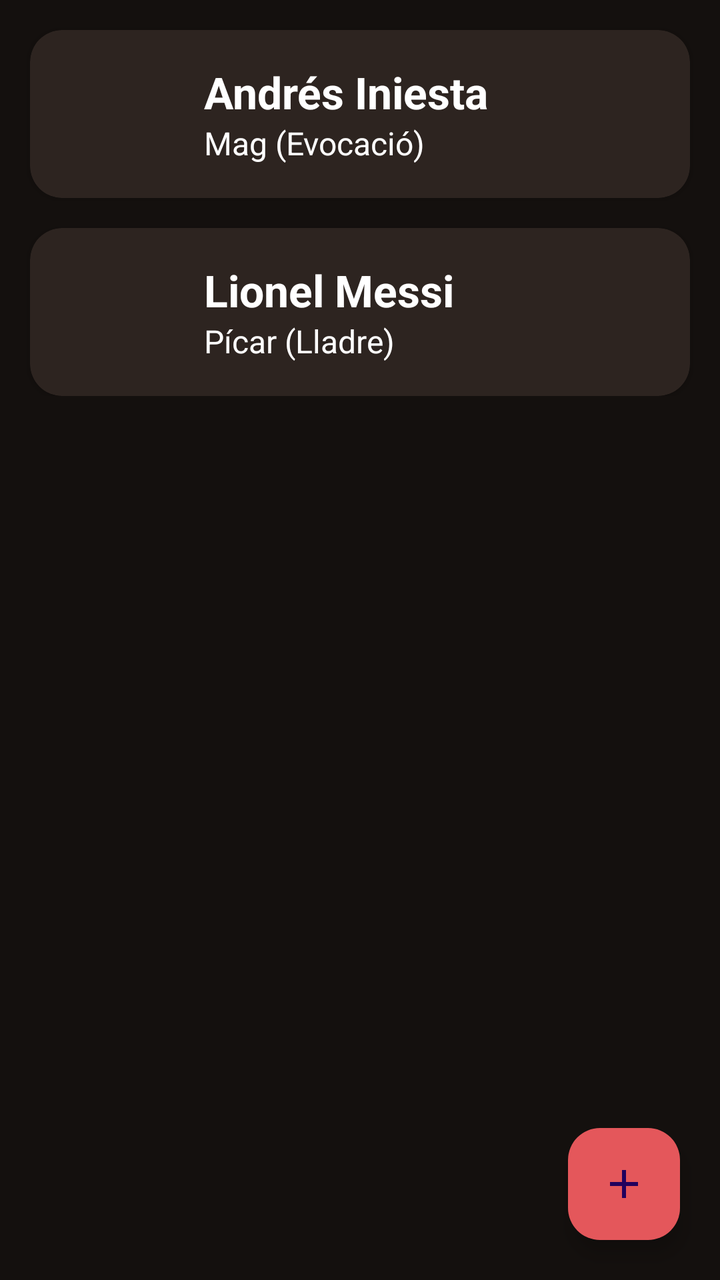
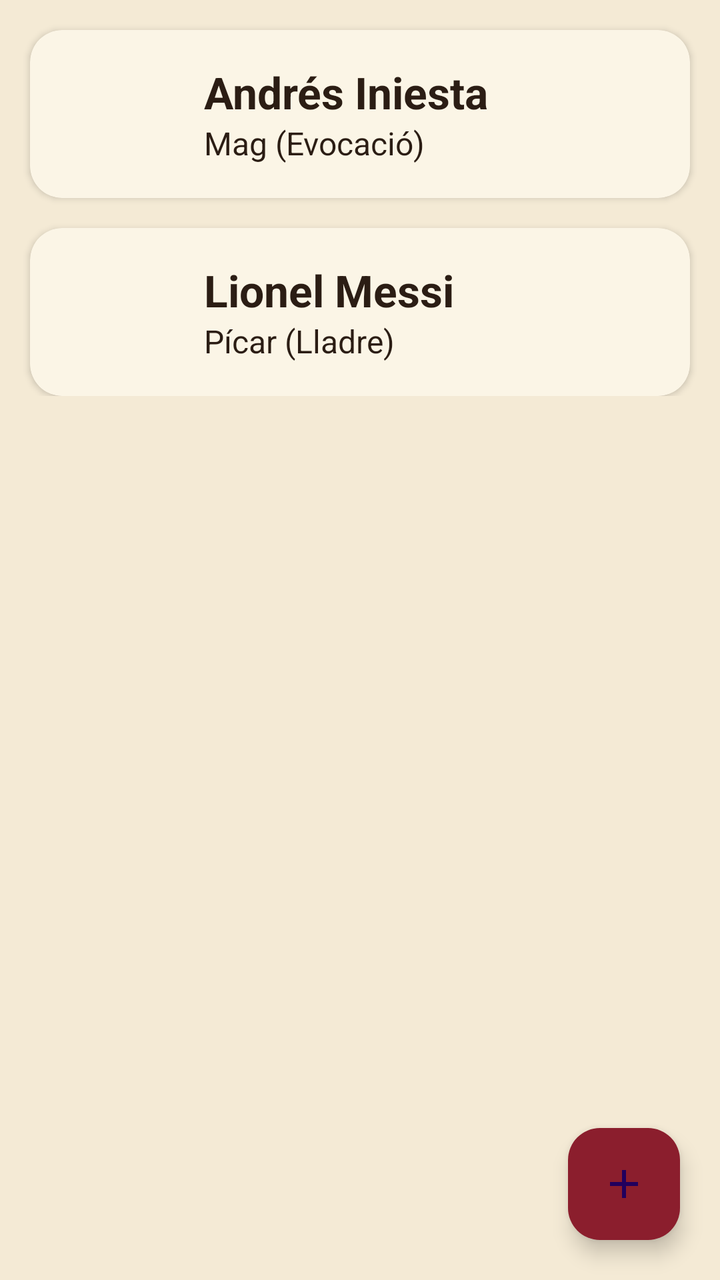

An Android layout rendered at two revisions. The XML below is the earlier revision; the diff shows what the commit changed to produce the second picture.
<!-- AndroidManifest.xml: application theme Theme.DnDiceCompanion -->
<!-- res/layout/fragment_character_list.xml -->
<?xml version="1.0" encoding="utf-8"?>
<androidx.constraintlayout.widget.ConstraintLayout xmlns:android="http://schemas.android.com/apk/res/android"
    xmlns:app="http://schemas.android.com/apk/res-auto"
    xmlns:tools="http://schemas.android.com/tools"
    android:layout_width="match_parent"
    android:layout_height="match_parent"
    android:background="@color/backgroud">

    <ScrollView
        android:layout_width="match_parent"
        android:layout_height="match_parent"
        tools:layout_editor_absoluteX="39dp"
        tools:layout_editor_absoluteY="-42dp">

        <LinearLayout
            android:id="@+id/CharacterList"
            android:layout_width="match_parent"
            android:layout_height="wrap_content"
            android:orientation="vertical">

            <androidx.cardview.widget.CardView
                android:id="@+id/CardCharacterExemple"
                android:layout_width="match_parent"
                android:layout_height="wrap_content"
                android:layout_marginStart="15dp"
                android:layout_marginTop="15dp"
                android:layout_marginEnd="15dp"
                app:cardBackgroundColor="@color/cardBackground"
                app:cardCornerRadius="16dp"
                android:clickable="true"
                android:focusable="true"
                android:foreground="?attr/selectableItemBackground">

                <LinearLayout
                    android:layout_width="match_parent"
                    android:layout_height="wrap_content"
                    android:gravity="center_vertical"
                    android:orientation="horizontal"
                    android:padding="12dp">

                    <ImageView
                        android:id="@+id/ImageCharacterExemple"
                        android:layout_width="60dp"
                        android:layout_height="60dp"
                        android:layout_marginEnd="15dp"
                        android:contentDescription="@string/char_iniesta"
                        android:scaleType="centerCrop"
                        tools:background="#33FFFFFF" />

                    <LinearLayout
                        android:layout_width="0dp"
                        android:layout_height="wrap_content"
                        android:layout_weight="1"
                        android:orientation="vertical">

                        <TextView
                            android:id="@+id/NameCharacterExemple"
                            android:layout_width="match_parent"
                            android:layout_height="wrap_content"
                            android:text="@string/char_iniesta"
                            android:textColor="@color/colorText"
                            android:textSize="22sp"
                            android:textStyle="bold" />

                        <TextView
                            android:id="@+id/ClassCharacterExemple"
                            android:layout_width="match_parent"
                            android:layout_height="wrap_content"
                            android:text="@string/class_mago_evocacion"
                            android:textColor="@color/colorText"
                            android:textSize="16sp" />
                    </LinearLayout>
                </LinearLayout>
            </androidx.cardview.widget.CardView>

            <androidx.cardview.widget.CardView
                android:id="@+id/CardCharacterExemple2"
                android:layout_width="match_parent"
                android:layout_height="wrap_content"
                android:layout_marginStart="15dp"
                android:layout_marginTop="15dp"
                android:layout_marginEnd="15dp"
                app:cardBackgroundColor="@color/cardBackground"
                app:cardCornerRadius="16dp"
                android:clickable="true"
                android:focusable="true"
                android:foreground="?attr/selectableItemBackground">

                <LinearLayout
                    android:layout_width="match_parent"
                    android:layout_height="wrap_content"
                    android:gravity="center_vertical"
                    android:orientation="horizontal"
                    android:padding="12dp">

                    <ImageView
                        android:id="@+id/ImageCharacterExemple2"
                        android:layout_width="60dp"
                        android:layout_height="60dp"
                        android:layout_marginEnd="15dp"
                        android:contentDescription="@string/char_messi"
                        android:scaleType="centerCrop"
                        tools:background="#33FFFFFF" />

                    <LinearLayout
                        android:layout_width="0dp"
                        android:layout_height="wrap_content"
                        android:layout_weight="1"
                        android:orientation="vertical">

                        <TextView
                            android:id="@+id/NameCharacterExemple2"
                            android:layout_width="match_parent"
                            android:layout_height="wrap_content"
                            android:text="@string/char_messi"
                            android:textColor="@color/colorText"
                            android:textSize="22sp"
                            android:textStyle="bold" />

                        <TextView
                            android:id="@+id/ClassCharacterExemple2"
                            android:layout_width="match_parent"
                            android:layout_height="wrap_content"
                            android:text="@string/class_picaro_ladron"
                            android:textColor="@color/colorText"
                            android:textSize="16sp" />
                    </LinearLayout>
                </LinearLayout>
            </androidx.cardview.widget.CardView>

        </LinearLayout>
    </ScrollView>

    <com.google.android.material.floatingactionbutton.FloatingActionButton
        android:id="@+id/AddCharacter"
        android:layout_width="wrap_content"
        android:layout_height="wrap_content"
        android:layout_margin="20dp"
        android:contentDescription="@string/add_character_desc"
        android:src="@drawable/add_simbol"
        app:layout_constraintEnd_toEndOf="parent"
        app:layout_constraintBottom_toBottomOf="parent"
        android:backgroundTint="@color/buttonColor"/>

</androidx.constraintlayout.widget.ConstraintLayout>
<!-- resources referenced by this layout -->
<resources>
  <color name="backgroud">#14100E</color>
  <color name="buttonColor">#E4575B</color>
  <color name="cardBackground">#2D2420</color>
  <color name="colorText">#FFFFFF</color>
  <!-- drawable add_simbol (drawable) -->
  <vector xmlns:android="http://schemas.android.com/apk/res/android" android:height="24dp" android:tint="#000000" android:viewportHeight="24" android:viewportWidth="24" android:width="24dp">
      <path android:fillColor="@android:color/white" android:pathData="M19,13h-6v6h-2v-6H5v-2h6V5h2v6h6v2z"/>
  </vector>
  <string name="add_character_desc">Afegir personatge</string>
  <string name="char_iniesta">Andrés Iniesta</string>
  <string name="char_messi">Lionel Messi</string>
  <string name="class_mago_evocacion">Mag (Evocació)</string>
  <string name="class_picaro_ladron">Pícar (Lladre)</string>
  <style name="Theme.DnDiceCompanion" parent="Base.Theme.DnDiceCompanion" />
  <style name="Base.Theme.DnDiceCompanion" parent="Theme.Material3.DayNight.NoActionBar">
      </style>
</resources>

<!-- the commit's change to res/layout/fragment_character_list.xml (unified diff, before → after) -->
@@ -1,145 +1,146 @@
 <?xml version="1.0" encoding="utf-8"?>
-<androidx.constraintlayout.widget.ConstraintLayout xmlns:android="http://schemas.android.com/apk/res/android"
+<LinearLayout xmlns:android="http://schemas.android.com/apk/res/android"
     xmlns:app="http://schemas.android.com/apk/res-auto"
-    xmlns:tools="http://schemas.android.com/tools"
     android:layout_width="match_parent"
     android:layout_height="match_parent"
-    android:background="@color/backgroud">
+    android:orientation="vertical"
+    android:background="?attr/android:windowBackground">
 
-    <ScrollView
+    <FrameLayout
         android:layout_width="match_parent"
-        android:layout_height="match_parent"
-        tools:layout_editor_absoluteX="39dp"
-        tools:layout_editor_absoluteY="-42dp">
+        android:layout_height="match_parent">
 
-        <LinearLayout
-            android:id="@+id/CharacterList"
+        <ScrollView
             android:layout_width="match_parent"
-            android:layout_height="wrap_content"
-            android:orientation="vertical">
+            android:layout_height="match_parent">
 
-            <androidx.cardview.widget.CardView
-                android:id="@+id/CardCharacterExemple"
+            <LinearLayout
+                android:id="@+id/CharacterList"
                 android:layout_width="match_parent"
                 android:layout_height="wrap_content"
-                android:layout_marginStart="15dp"
-                android:layout_marginTop="15dp"
-                android:layout_marginEnd="15dp"
-                app:cardBackgroundColor="@color/cardBackground"
-                app:cardCornerRadius="16dp"
-                android:clickable="true"
-                android:focusable="true"
-                android:foreground="?attr/selectableItemBackground">
+                android:orientation="vertical">
 
-                <LinearLayout
+                <androidx.cardview.widget.CardView
+                    android:id="@+id/CardCharacterExemple"
                     android:layout_width="match_parent"
                     android:layout_height="wrap_content"
-                    android:gravity="center_vertical"
-                    android:orientation="horizontal"
-                    android:padding="12dp">
-
-                    <ImageView
-                        android:id="@+id/ImageCharacterExemple"
-                        android:layout_width="60dp"
-                        android:layout_height="60dp"
-                        android:layout_marginEnd="15dp"
-                        android:contentDescription="@string/char_iniesta"
-                        android:scaleType="centerCrop"
-                        tools:background="#33FFFFFF" />
+                    android:layout_marginStart="15dp"
+                    android:layout_marginTop="15dp"
+                    android:layout_marginEnd="15dp"
+                    app:cardBackgroundColor="?attr/colorSurface"
+                    app:cardCornerRadius="16dp"
+                    android:clickable="true"
+                    android:focusable="true"
+                    android:foreground="?attr/selectableItemBackground">
 
                     <LinearLayout
-                        android:layout_width="0dp"
+                        android:layout_width="match_parent"
                         android:layout_height="wrap_content"
-                        android:layout_weight="1"
-                        android:orientation="vertical">
+                        android:gravity="center_vertical"
+                        android:orientation="horizontal"
+                        android:padding="12dp">
 
-                        <TextView
-                            android:id="@+id/NameCharacterExemple"
-                            android:layout_width="match_parent"
+                        <ImageView
+                            android:id="@+id/ImageCharacterExemple"
+                            android:layout_width="60dp"
+                            android:layout_height="60dp"
+                            android:layout_marginEnd="15dp"
+                            android:contentDescription="@string/char_iniesta"
+                            android:scaleType="centerCrop" />
+
+                        <LinearLayout
+                            android:layout_width="0dp"
                             android:layout_height="wrap_content"
-                            android:text="@string/char_iniesta"
-                            android:textColor="@color/colorText"
-                            android:textSize="22sp"
-                            android:textStyle="bold" />
+                            android:layout_weight="1"
+                            android:orientation="vertical">
 
-                        <TextView
-                            android:id="@+id/ClassCharacterExemple"
-                            android:layout_width="match_parent"
-                            android:layout_height="wrap_content"
-                            android:text="@string/class_mago_evocacion"
-                            android:textColor="@color/colorText"
-                            android:textSize="16sp" />
+                            <TextView
+                                android:id="@+id/NameCharacterExemple"
+                                android:layout_width="match_parent"
+                                android:layout_height="wrap_content"
+                                android:text="@string/char_iniesta"
+                                android:textColor="?attr/colorOnSurface"
+                                android:textSize="22sp"
+                                android:textStyle="bold" />
+
+                            <TextView
+                                android:id="@+id/ClassCharacterExemple"
+                                android:layout_width="match_parent"
+                                android:layout_height="wrap_content"
+                                android:text="@string/class_mago_evocacion"
+                                android:textColor="?attr/colorOnSurface"
+                                android:textSize="16sp" />
+                        </LinearLayout>
                     </LinearLayout>
-                </LinearLayout>
-            </androidx.cardview.widget.CardView>
+                </androidx.cardview.widget.CardView>
 
-            <androidx.cardview.widget.CardView
-                android:id="@+id/CardCharacterExemple2"
-                android:layout_width="match_parent"
-                android:layout_height="wrap_content"
-                android:layout_marginStart="15dp"
-                android:layout_marginTop="15dp"
-                android:layout_marginEnd="15dp"
-                app:cardBackgroundColor="@color/cardBackground"
-                app:cardCornerRadius="16dp"
-                android:clickable="true"
-                android:focusable="true"
-                android:foreground="?attr/selectableItemBackground">
-
-                <LinearLayout
+                <androidx.cardview.widget.CardView
+                    android:id="@+id/CardCharacterExemple2"
                     android:layout_width="match_parent"
                     android:layout_height="wrap_content"
-                    android:gravity="center_vertical"
-                    android:orientation="horizontal"
-                    android:padding="12dp">
-
-                    <ImageView
-                        android:id="@+id/ImageCharacterExemple2"
-                        android:layout_width="60dp"
-                        android:layout_height="60dp"
-                        android:layout_marginEnd="15dp"
-                        android:contentDescription="@string/char_messi"
-                        android:scaleType="centerCrop"
-                        tools:background="#33FFFFFF" />
+                    android:layout_marginStart="15dp"
+                    android:layout_marginTop="15dp"
+                    android:layout_marginEnd="15dp"
+                    app:cardBackgroundColor="?attr/colorSurface"
+                    app:cardCornerRadius="16dp"
+                    android:clickable="true"
+                    android:focusable="true"
+                    android:foreground="?attr/selectableItemBackground">
 
                     <LinearLayout
-                        android:layout_width="0dp"
+                        android:layout_width="match_parent"
                         android:layout_height="wrap_content"
-                        android:layout_weight="1"
-                        android:orientation="vertical">
+                        android:gravity="center_vertical"
+                        android:orientation="horizontal"
+                        android:padding="12dp">
 
-                        <TextView
-                            android:id="@+id/NameCharacterExemple2"
-                            android:layout_width="match_parent"
+                        <ImageView
+                            android:id="@+id/ImageCharacterExemple2"
+                            android:layout_width="60dp"
+                            android:layout_height="60dp"
+                            android:layout_marginEnd="15dp"
+                            android:contentDescription="@string/char_messi"
+                            android:scaleType="centerCrop" />
+
+                        <LinearLayout
+                            android:layout_width="0dp"
                             android:layout_height="wrap_content"
-                            android:text="@string/char_messi"
-                            android:textColor="@color/colorText"
-                            android:textSize="22sp"
-                            android:textStyle="bold" />
+                            android:layout_weight="1"
+                            android:orientation="vertical">
 
-                        <TextView
-                            android:id="@+id/ClassCharacterExemple2"
-                            android:layout_width="match_parent"
-                            android:layout_height="wrap_content"
-                            android:text="@string/class_picaro_ladron"
-                            android:textColor="@color/colorText"
-                            android:textSize="16sp" />
+                            <TextView
+                                android:id="@+id/NameCharacterExemple2"
+                                android:layout_width="match_parent"
+                                android:layout_height="wrap_content"
+                                android:text="@string/char_messi"
+                                android:textColor="?attr/colorOnSurface"
+                                android:textSize="22sp"
+                                android:textStyle="bold" />
+
+                            <TextView
+                                android:id="@+id/ClassCharacterExemple2"
+                                android:layout_width="match_parent"
+                                android:layout_height="wrap_content"
+                                android:text="@string/class_picaro_ladron"
+                                android:textColor="?attr/colorOnSurface"
+                                android:textSize="16sp" />
+                        </LinearLayout>
                     </LinearLayout>
-                </LinearLayout>
-            </androidx.cardview.widget.CardView>
+                </androidx.cardview.widget.CardView>
 
-        </LinearLayout>
-    </ScrollView>
+            </LinearLayout>
+        </ScrollView>
 
-    <com.google.android.material.floatingactionbutton.FloatingActionButton
-        android:id="@+id/AddCharacter"
-        android:layout_width="wrap_content"
-        android:layout_height="wrap_content"
-        android:layout_margin="20dp"
-        android:contentDescription="@string/add_character_desc"
-        android:src="@drawable/add_simbol"
-        app:layout_constraintEnd_toEndOf="parent"
-        app:layout_constraintBottom_toBottomOf="parent"
-        android:backgroundTint="@color/buttonColor"/>
+        <com.google.android.material.floatingactionbutton.FloatingActionButton
+            android:id="@+id/AddCharacter"
+            android:layout_width="wrap_content"
+            android:layout_height="wrap_content"
+            android:layout_gravity="bottom|end"
+            android:layout_margin="20dp"
+            android:contentDescription="@string/add_character_desc"
+            android:src="@drawable/add_simbol"
+            android:backgroundTint="?attr/colorPrimary"/>
 
-</androidx.constraintlayout.widget.ConstraintLayout>
+    </FrameLayout>
+
+</LinearLayout>
<!-- resource entries referenced after the edit -->
@@ -1,9 +1,5 @@
 <!-- resources referenced by this layout -->
 <resources>
-  <color name="backgroud">#14100E</color>
-  <color name="buttonColor">#E4575B</color>
-  <color name="cardBackground">#2D2420</color>
-  <color name="colorText">#FFFFFF</color>
   <!-- drawable add_simbol (drawable) -->
   <vector xmlns:android="http://schemas.android.com/apk/res/android" android:height="24dp" android:tint="#000000" android:viewportHeight="24" android:viewportWidth="24" android:width="24dp">
       <path android:fillColor="@android:color/white" android:pathData="M19,13h-6v6h-2v-6H5v-2h6V5h2v6h6v2z"/>
@@ -15,6 +11,22 @@
   <string name="class_picaro_ladron">Pícar (Lladre)</string>
   <style name="Theme.DnDiceCompanion" parent="Base.Theme.DnDiceCompanion" />
   <style name="Base.Theme.DnDiceCompanion" parent="Theme.Material3.DayNight.NoActionBar">
+          <item name="colorPrimary">@color/primari_roig_drac_clar</item>
+          <item name="colorSecondary">@color/secundari_or_clar</item>
+          <item name="colorTertiary">@color/accent_arca_clar</item>
+          <item name="android:windowBackground">@color/fons_clar</item>
+          <item name="colorSurface">@color/superficie_clar</item>
+          <item name="colorOnSurface">@color/text_principal_clar</item>
+          <item name="colorOnSurfaceVariant">@color/text_secundari_clar</item>
+          <item name="colorOutline">@color/vora_clar</item>
       </style>
+  <color name="primari_roig_drac_clar">#8B1E2D</color>
+  <color name="secundari_or_clar">#B8862B</color>
+  <color name="accent_arca_clar">#5B3A8C</color>
+  <color name="fons_clar">#F4EAD5</color>
+  <color name="superficie_clar">#FBF5E6</color>
+  <color name="text_principal_clar">#2B1D14</color>
+  <color name="text_secundari_clar">#5C4A3A</color>
+  <color name="vora_clar">#CDB894</color>
 </resources>
 
